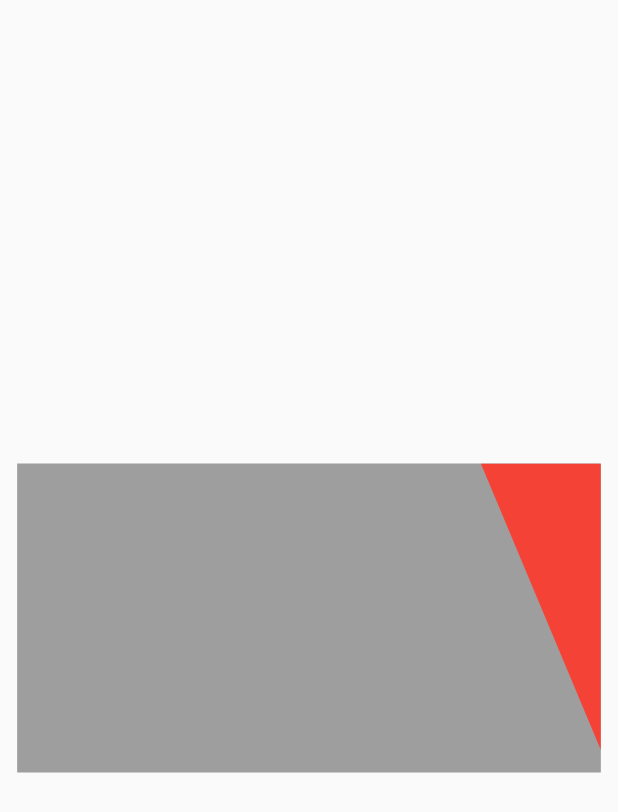
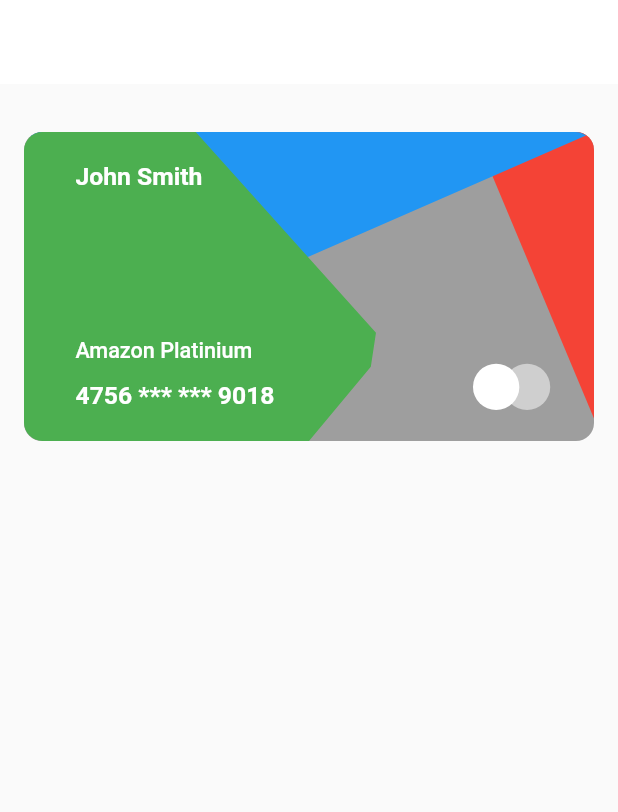
Before and after one commit to nurnabi-flutter-excelitai/ui-practice, a Flutter app: the screen it shows after launch, on a phone screen of 412 x 824 dp. Shown: the top 812 px of the screen. Run offline on Flutter 3.47's test engine with Material 2 defaults, Android fonts, the light colour scheme and no system bars; our stand-ins replace dropdown_button2, flutter_screenutil; missing offline and left inert: onboarding.

Commit message:
card design completed

```diff
--- a/lib/main.dart
+++ b/lib/main.dart
@@ -3,6 +3,7 @@
 import 'package:excel_it_task/screen/cheackout_screen.dart';
 import 'package:excel_it_task/screen/onboarding_screen.dart';
 import 'package:excel_it_task/screen/oreder_review_screen.dart';
+import 'package:excel_it_task/screen/reedem_screen.dart';
 import 'package:flutter/material.dart';
 import 'package:flutter_screenutil/flutter_screenutil.dart';
 
--- a/lib/screen/card_screen.dart
+++ b/lib/screen/card_screen.dart
@@ -17,12 +17,30 @@
   @override
   Widget build(BuildContext context) {
     return Scaffold(
-      body: Center(
-        child: Container(
+
+      appBar: AppBar(
+        elevation: 0,
+        backgroundColor: Colors.white,
+      ),
+
+
+
+
+
+
+
+
+      body: Padding(
+        padding:  EdgeInsets.only(top: 32.0,left: 16,right: 16),
+        child: Column(
+          children: [
+            Container(
               height: 200.h,
               width: 340.w,
               decoration: BoxDecoration(
                   color: Colors.grey,
+                  borderRadius: BorderRadius.circular(12)
+
 
               ),
               child: Stack(
@@ -39,31 +57,101 @@
 
                       child: Container(
                         width: 80,
+
+                        decoration: BoxDecoration(
                           color: Colors.red,
+                          borderRadius: BorderRadius.only(topRight: Radius.circular(12))
+                        ),
 
                       ),
                     ),
                   ),
-              // Positioned(
-              //   top: 0,
-              //   bottom: 80,
-              //   right: 0,
-              //
-              //
-              //   child: ClipPath(
-              //     clipper: SecondWaveClipper(),
-              //
-              //     child: Container(
-              //       width: 180,
-              //
-              //       decoration: BoxDecoration(
-              //         color: Colors.blue,
-              //         borderRadius: BorderRadius.only(topRight: Radius.circular(16))
-              //       ),
-              //
-              //     ),
-              //   ),
-              // ),
+                  ClipPath(
+                    clipper: SecondWaveClipper(),
+
+                    child: Container(
+                      // width: 340,
+                      // height: 200,
+
+                      decoration: BoxDecoration(
+                        color: Colors.blue,
+                        borderRadius: BorderRadius.only(topLeft: Radius.circular(12.r,),topRight: Radius.circular(12.r))
+                      ),
+
+                    ),
+                  ),
+                  ClipPath(
+                    clipper: ThirdWaveClipper(),
+
+                    child: Container(
+                      // width: 340,
+                      // height: 200,
+
+                      decoration: BoxDecoration(
+                        color: Colors.green,
+                          borderRadius: BorderRadius.only(bottomLeft: Radius.circular(12.r,),topRight: Radius.circular(12.r),topLeft: Radius.circular(12.r))
+
+                      ),
+
+
+                    ),
+                  ),
+
+
+
+                  Positioned(
+                      right: 24.w,
+                      bottom: 20.h,
+                      child: Container(
+                        height: 30.h,
+                        width: 30.w,
+                        decoration: BoxDecoration(
+                          color: Colors.white.withOpacity(0.5),
+                          shape: BoxShape.circle
+                        ),
+                      )
+
+
+                  ),
+                  Positioned(
+                      right: 42.w,
+                      bottom: 20.h,
+                      child: Container(
+                        height: 30.h,
+                        width: 30.w,
+                        decoration: BoxDecoration(
+                            color: Colors.white,
+                            shape: BoxShape.circle
+                        ),
+                      )
+
+
+                  ),
+
+
+                  Positioned(
+                      left: 30.w,
+                      top: 20.h,
+                      child:  Text('John Smith',style: TextStyle(fontSize: 16.sp,color: Colors.white,fontWeight: FontWeight.w700),)
+
+
+                  ),
+
+                  Positioned(
+                      left: 30.w,
+                      bottom: 20.h,
+                      child:  Text('4756 *** *** 9018',style: TextStyle(fontSize: 16.sp,color: Colors.white,fontWeight: FontWeight.w700),)
+
+
+                  ),
+                  Positioned(
+                      left: 30.w,
+                      bottom: 50.h,
+                      child:  Text('Amazon Platinium',style: TextStyle(fontSize: 14.sp,color: Colors.white,fontWeight: FontWeight.w500),)
+
+
+                  ),
+
 
 
 
@@ -73,6 +161,11 @@
 
                 ],
               ),
+            ),
+
+
+
+          ],
         ),
       ),
 
@@ -105,7 +198,7 @@
   @override
   bool shouldReclip(covariant CustomClipper<Path> oldClipper) {
     // TODO: implement shouldReclip
-    throw UnimplementedError();
+    return false;
   }
 }
 
@@ -115,18 +208,22 @@
   Path getClip(Size size) {
     // TODO: implement getClip
     debugPrint(size.width.toString());
-    var path = new Path();
-    path.lineTo(size.width, size.height); //start
-    var firstStart = Offset(size.width, size.height);
-    var firstEnd = Offset(size.width, size.height);
+    var path = Path();
+    //..start line....
+    path.lineTo(size.width-200.w, size.height/2.h);
+    //...1st line
+    path.lineTo(size.width, size.height-200.h);
+    //...2nd line.....
+    path.lineTo(size.width, 0);
+    //...3rd line
+    path.lineTo(0, 0);
+    //...closing line
+    path.lineTo(0, size.height-100.h);
 
-    path.quadraticBezierTo(firstStart.dx, firstStart.dy, firstEnd.dx,firstEnd.dy);
+    path.close();
 
-    // var secondStart = Offset(size.width - (size.width/3), size.height-105);
-    // var secondEnd = Offset(size.width/3, size.height);
-    // path.quadraticBezierTo(secondStart.dx, secondStart.dy, secondEnd.dx,secondEnd.dy);
-    path.lineTo(size.width, 0);
-    path.close();
+
+
     return path;
 
   }
@@ -134,6 +231,57 @@
   @override
   bool shouldReclip(covariant CustomClipper<Path> oldClipper) {
     // TODO: implement shouldReclip
-    throw UnimplementedError();
+    return false;
   }
 }
+
+
+class  ThirdWaveClipper extends CustomClipper<Path>{
+  @override
+  Path getClip(Size size) {
+    // TODO: implement getClip
+    debugPrint(size.width.toString());
+    var path = Path();
+
+    //...starting......
+
+    path.lineTo(0, 0);
+    //1st
+    path.lineTo(0, size.height);
+    //2nd
+
+    path.lineTo(size.width/2, size.height);
+
+    //3rd
+
+    path.lineTo(size.width-130.w, size.height-48.h);
+
+    // 4 th
+    path.lineTo(size.width-127.w, size.height-70.h);
+
+    // 5 th
+    path.lineTo(size.width-232.w, 0);
+
+    // 6 th
+
+    path.lineTo(0, 0);
+
+    // 7 th
+    path.lineTo(0, size.height);
+
+
+
+    path.close();
+
+
+
+    return path;
+
+  }
+
+  @override
+  bool shouldReclip(covariant CustomClipper<Path> oldClipper) {
+    // TODO: implement shouldReclip
+   return false;
+  }
+}
--- a/lib/utils/const_file.dart
+++ b/lib/utils/const_file.dart
@@ -16,6 +16,6 @@
  class AppAllText{
    static const String onBoardingScreenDescription = '''We bring all your team's content together while letting you use the tools you love. We help cut through the clutter,surfacing what matters most
    ''';
-
+   static const String reedemScreenDescription = 'Each time a friend sign up thorough your Each time a friend sign up thorough your';
 
  }
```
Also changed, not shown: lib/screen/reedem_screen.dart (added, +107 -0 lines), lib/utils/app_text.dart (+59 -0 lines), images/images.jpeg (added). Lines whose indentation alone changed are shown as unchanged.
